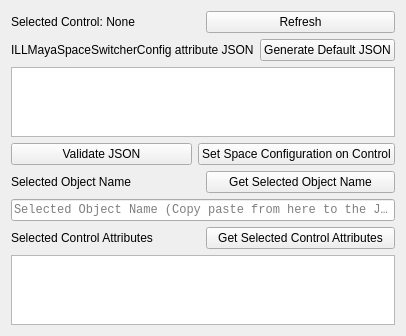
This is ILLMayaSpaceSwitcherConfiguration.ui in ill/ILLMayaSpaceSwitcher as Qt 5 draws it before an edit. The edited form follows.
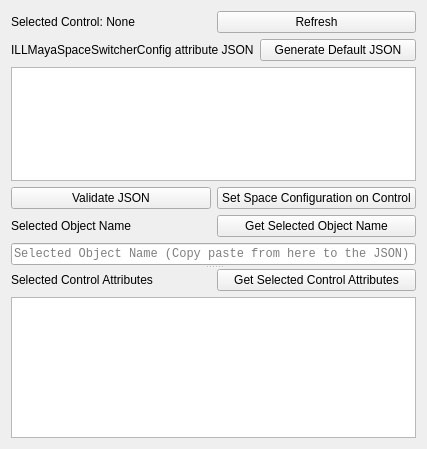
This is the edited form.

Commit message: Added a vertical splitter for the attributes portion of the window.

```diff
--- a/ILLMayaSpaceSwitcherConfiguration.ui
+++ b/ILLMayaSpaceSwitcherConfiguration.ui
@@ -6,8 +6,8 @@
    <rect>
     <x>0</x>
     <y>0</y>
-    <width>400</width>
-    <height>300</height>
+    <width>427</width>
+    <height>449</height>
    </rect>
   </property>
   <property name="windowTitle">
@@ -15,6 +15,13 @@
   </property>
   <layout class="QVBoxLayout" name="verticalLayout">
    <item>
+    <widget class="QSplitter" name="splitter">
+     <property name="orientation">
+      <enum>Qt::Orientation::Vertical</enum>
+     </property>
+     <widget class="QWidget" name="verticalLayoutWidget">
+      <layout class="QVBoxLayout" name="vl_top">
+       <item>
     <layout class="QHBoxLayout" name="hl_selectedControl">
      <item>
       <widget class="QLabel" name="lbl_selectedControl">
@@ -123,6 +130,10 @@
      </property>
     </widget>
    </item>
+      </layout>
+     </widget>
+     <widget class="QWidget" name="verticalLayoutWidget_2">
+      <layout class="QVBoxLayout" name="vl_bottom">
    <item>
     <layout class="QHBoxLayout" name="hl_selectedControlAttributes">
      <item>
@@ -161,6 +172,10 @@
      <property name="placeholderText">
       <string>Selected Control Attributes (Copy paste from here to the JSON)</string>
      </property>
+        </widget>
+       </item>
+      </layout>
+     </widget>
     </widget>
    </item>
   </layout>
```
Lines whose indentation alone changed are shown as unchanged. The commit also changes 1 other file.
